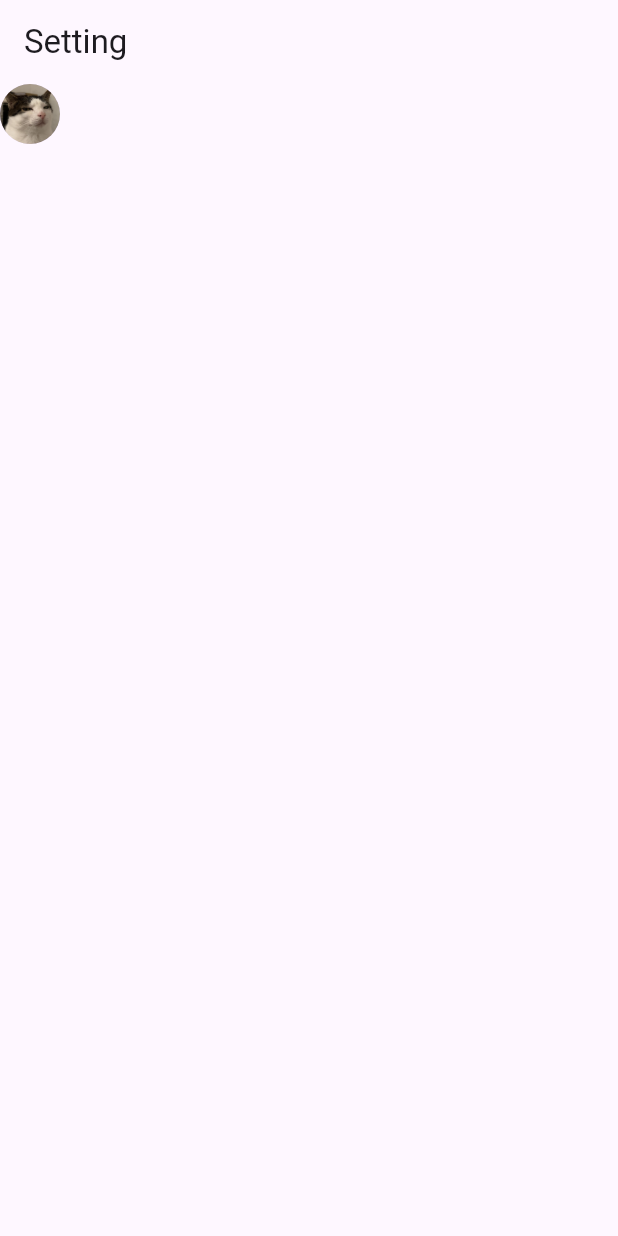
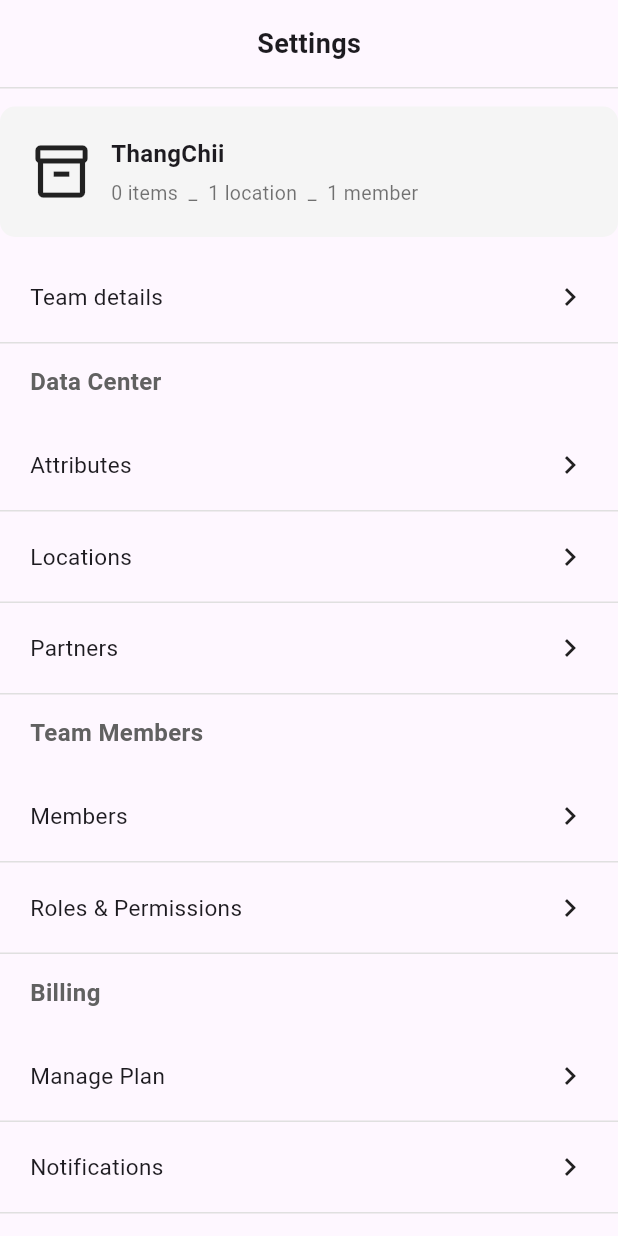
Before and after one commit to samnang95/InventoryApp, a Flutter app: the SettingsScreen screen opened directly, on a phone screen of 412 x 824 dp. Run offline on Flutter 3.47's test engine with Material 3 defaults, Android fonts, the phone set to English and light mode, and no system bars; our stand-ins replace get, get_storage; accounts and stored records are empty.

Commit message:
settingsScreen

```diff
--- a/lib/app/modules/home/home_screen.dart
+++ b/lib/app/modules/home/home_screen.dart
@@ -313,7 +313,7 @@ class HomeScreen extends GetView<HomeController> {
   Widget _buildActionTile(IconData icon, String title, VoidCallback onTap) {
     return ListTile(
       leading: Icon(icon, color: Colors.black54),
-      title: Text(title),
+      title: Text(title, style: TextStyle(fontSize: 15)),
       trailing: Icon(Icons.arrow_forward_ios, size: 16),
       onTap: onTap,
     );
--- a/lib/app/modules/settings/settings_binding.dart
+++ b/lib/app/modules/settings/settings_binding.dart
@@ -0,0 +1,9 @@
+import 'package:get/get.dart';
+import 'settings_controller.dart';
+
+class SettingsBinding extends Bindings {
+  @override
+  void dependencies() {
+    Get.lazyPut<SettingsController>(() => SettingsController());
+  }
+}
--- a/lib/app/modules/settings/settings_controller.dart
+++ b/lib/app/modules/settings/settings_controller.dart
@@ -0,0 +1,7 @@
+import 'package:get/get.dart';
+
+class SettingsController extends GetxController {
+  void navigate(String pageName) {
+    Get.snackbar("Navigate", "Go to $pageName page");
+  }
+}
--- a/lib/app/modules/settings/settings_screen.dart
+++ b/lib/app/modules/settings/settings_screen.dart
@@ -1,19 +1,175 @@
 import 'package:flutter/material.dart';
+import 'package:get/get.dart';
+import 'settings_controller.dart';
 
-class SettingsScreen extends StatelessWidget {
+class SettingsScreen extends GetView<SettingsController> {
   const SettingsScreen({super.key});
 
-  @override
-  Widget build(BuildContext context) {
-    return Scaffold(
-      appBar: AppBar(title: Text('Setting')),
-      body: SafeArea(
-        child: Column(
+  Widget sectionTitle(String title) {
+    return Padding(
+      padding: const EdgeInsets.symmetric(horizontal: 20, vertical: 14),
+      child: Text(
+        title,
+        style: TextStyle(
+          fontSize: 16,
+          fontWeight: FontWeight.bold,
+          color: Colors.grey[700],
+        ),
+      ),
+    );
+  }
+
+  Widget menuTile(String title, VoidCallback onTap) {
+    return InkWell(
+      onTap: onTap,
+      child: Container(
+        padding: const EdgeInsets.symmetric(horizontal: 20, vertical: 18),
+        decoration: BoxDecoration(
+          border: Border(bottom: BorderSide(color: Colors.grey.shade300)),
+        ),
+        child: Row(
+          mainAxisAlignment: MainAxisAlignment.spaceBetween,
           children: [
-            CircleAvatar(backgroundImage: AssetImage('assets/images/s6.jpg')),
+            Text(
+              title,
+              style: const TextStyle(fontSize: 15),
+              // TextStyle(
+              //   fontSize: 16,
+              //   fontWeight: FontWeight.bold,
+              //   color: Colors.grey[700],
+              // ),
+            ),
+            const Icon(Icons.chevron_right),
           ],
         ),
       ),
     );
   }
+
+  @override
+  Widget build(BuildContext context) {
+    return Scaffold(
+      body: SafeArea(
+        child: SingleChildScrollView(
+          child: Column(
+            crossAxisAlignment: CrossAxisAlignment.start,
+            children: [
+              // TOP HEADER
+              Container(
+                // width: double.infinity,
+                padding: const EdgeInsets.symmetric(vertical: 16),
+                decoration: BoxDecoration(
+                  border: Border(
+                    bottom: BorderSide(color: Colors.grey.shade300),
+                  ),
+                ),
+                child: Row(
+                  mainAxisAlignment: MainAxisAlignment.center,
+                  children: const [
+                    Text(
+                      "Settings",
+                      style: TextStyle(
+                        fontSize: 18,
+                        fontWeight: FontWeight.bold,
+                      ),
+                    ),
+                  ],
+                ),
+              ),
+
+              // TEAM HEADER CARD
+              Container(
+                padding: const EdgeInsets.all(20),
+                margin: const EdgeInsets.only(top: 12),
+                decoration: BoxDecoration(
+                  color: Colors.grey.shade100,
+                  borderRadius: BorderRadius.circular(10),
+                ),
+                child: Row(
+                  children: [
+                    const Icon(Icons.inventory_2_outlined, size: 42),
+                    // Image.asset('assets/images/s6.jpg'),
+                    const SizedBox(width: 12),
+                    Column(
+                      crossAxisAlignment: CrossAxisAlignment.start,
+                      children: const [
+                        Text(
+                          "ThangChii",
+                          style: TextStyle(
+                            fontWeight: FontWeight.bold,
+                            fontSize: 16,
+                          ),
+                        ),
+
+                        SizedBox(height: 5),
+
+                        Text(
+                          "0 items  _  1 location  _  1 member",
+                          style: TextStyle(fontSize: 13, color: Colors.black54),
+                        ),
+                      ],
+                    ),
+                  ],
+                ),
+              ),
+
+              const SizedBox(height: 10),
+              menuTile(
+                "Team details",
+                () => controller.navigate("Team Details"),
+              ),
+
+              // SECTION: Data Center
+              sectionTitle("Data Center"),
+              menuTile("Attributes", () => controller.navigate("Attributes")),
+              menuTile("Locations", () => controller.navigate("Locations")),
+              menuTile("Partners", () => controller.navigate("Partners")),
+
+              // SECTION: Team Members
+              sectionTitle("Team Members"),
+              menuTile("Members", () => controller.navigate("Members")),
+              menuTile(
+                "Roles & Permissions",
+                () => controller.navigate("Roles & Permissions"),
+              ),
+
+              // SECTION: Billing
+              sectionTitle("Billing"),
+              menuTile("Manage Plan", () => controller.navigate("Manage Plan")),
+              menuTile(
+                "Notifications",
+                () => controller.navigate("Notifications"),
+              ),
+              menuTile(
+                "Barcode Scanning",
+                () => controller.navigate("Barcode Scanning"),
+              ),
+              menuTile(
+                "Display Settings",
+                () => controller.navigate("Display Settings"),
+              ),
+
+              // SECTION: Support
+              sectionTitle("Support"),
+              menuTile("Use on Web", () => controller.navigate("Use on Web")),
+              menuTile("Notice", () => controller.navigate("Notice")),
+              menuTile("Help & Docs", () => controller.navigate("Help & Docs")),
+              menuTile("Contact Us", () => controller.navigate("Contact Us")),
+              menuTile("Legal", () => controller.navigate("Legal")),
+              menuTile("Delete Data", () => controller.navigate("Delete Data")),
+
+              const SizedBox(height: 30),
+              Center(
+                child: const Text(
+                  "App Version 3.3.3+485",
+                  style: TextStyle(color: Colors.black45, fontSize: 13),
+                ),
+              ),
+              const SizedBox(height: 20),
+            ],
+          ),
+        ),
+      ),
+    );
+  }
 }
```
